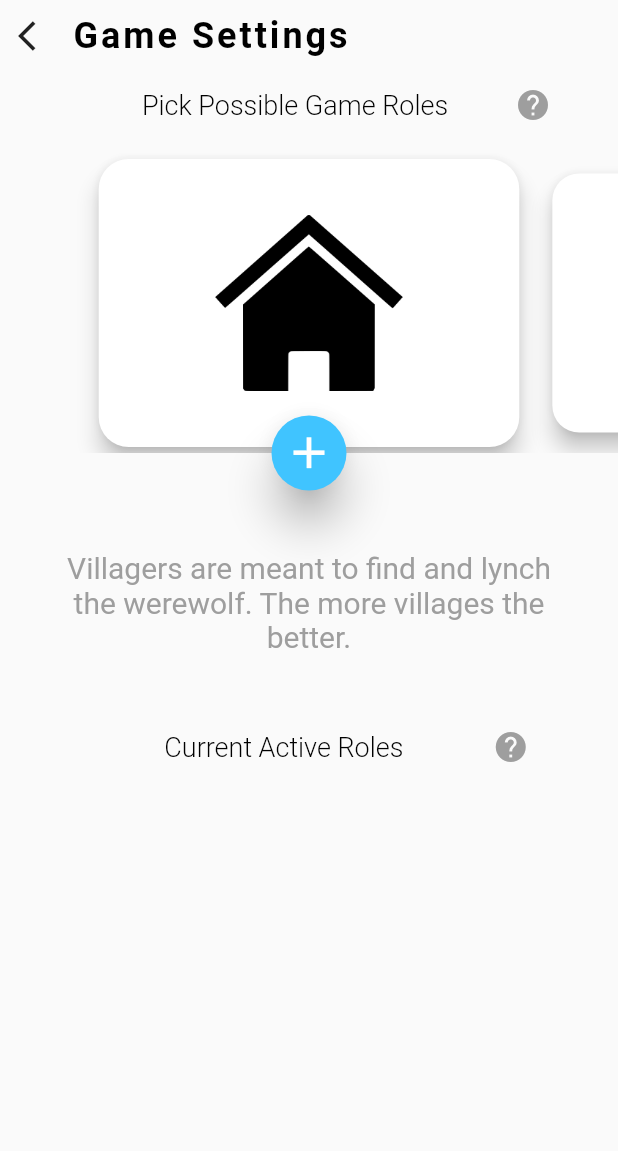
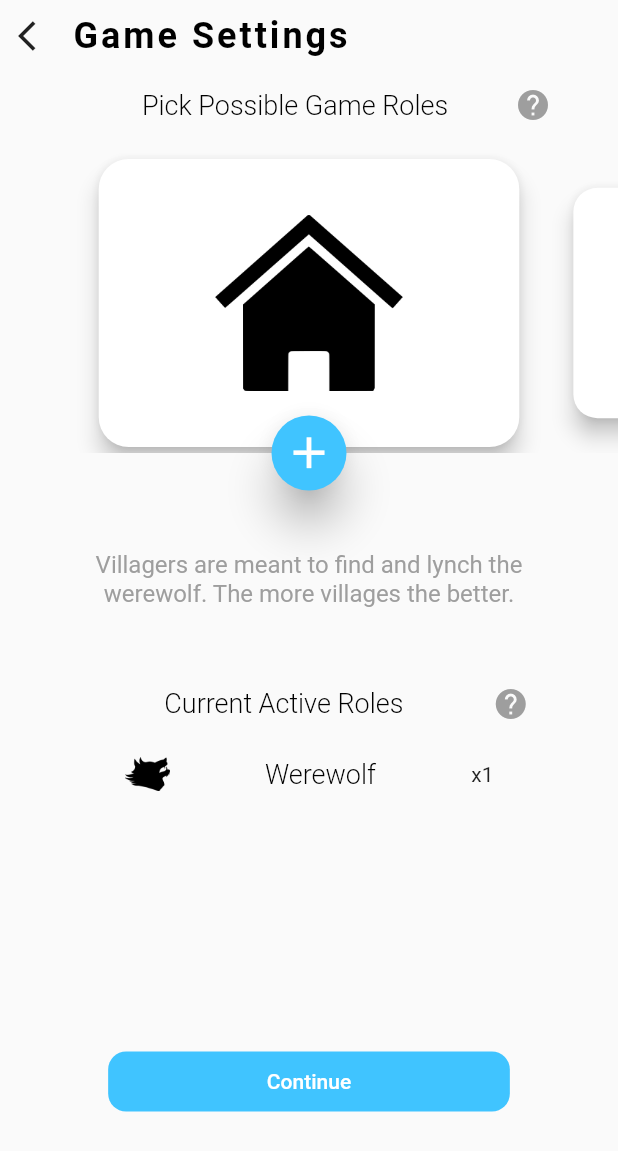
Before and after one commit to gsboktor/werewolf-app, a Flutter app: the screen it shows after launch, after a tap on "Create Game", on a phone screen of 412 x 824 dp. Shown: the top 1151 px of the screen. Run offline on Flutter 3.47's test engine with Material 2 defaults, Android fonts, the phone set to English and light mode, and no system bars.

Commit message:
creategame UI mostly done

```diff
--- a/lib/createGame.dart
+++ b/lib/createGame.dart
@@ -2,18 +2,13 @@ import 'dart:ui';
 
 import 'package:flutter/cupertino.dart';
 import 'package:flutter/material.dart';
+import 'package:werewolfapp/role.dart';
 
 const _headerStyle = TextStyle(
     color: Colors.black,
     fontSize: 24,
     fontWeight: FontWeight.w600,
     letterSpacing: 2.0);
-
-const _descripStyle = TextStyle(
-  color: Colors.grey,
-  fontSize: 20,
-  fontWeight: FontWeight.w400,
-);
 
 const _subHeaderStyle = TextStyle(
   color: Colors.black,
@@ -27,45 +22,52 @@ class CreateGame extends StatefulWidget {
 
 class _CreateGameState extends State<CreateGame> {
   int _index = 0;
-  int _descripIndex = 0;
   int _toAddIndex = 0;
 
-  List<AssetImage> imgs = [
+  static List<Role> _roles = [
+    Role(
+      "Villager",
       AssetImage('asset/villager.png'),
+      'Villagers are meant to find and lynch the werewolf. The more villages the better.',
+    ),
+    Role(
+      "Werewolf",
       AssetImage('asset/wolfpng.png'),
+      "The Werewolf's goal is to kill every villager during the night. The Werewolf (or werewolves) may choose one minion.",
+    ),
+    Role(
+      "Hunter",
       AssetImage('asset/hunter.png'),
+      'Hunters are allowed one shot every night to kill a player in the game.',
+    ),
+    Role(
+      "Mason",
       AssetImage('asset/mason.png'),
+      'Masons are villagers who are aware of the identity of the other mason(s) in the game.',
+    ),
+    Role(
+      "Seer",
       AssetImage('asset/seer.png'),
+      'Seers are allowed to see the role of one player in the group every night.',
+    ),
+    Role(
+      "Tanner",
       AssetImage('asset/tanner.png'),
+      'Tanners are village team suicide bombers whose only goal is to get themselves lynched. Death by Werewolf does not count.',
+    ),
   ];
 
-  List<Text> descrip = [
-    Text(
-      'Villagers are meant to find and lynch the werewolf. The more villages the better.',
-      style: _descripStyle,
-      textAlign: TextAlign.center,
-    ),
-    Text(
-      "The Werewolf's goal is to kill every villager during the night. The Werewolf (or werewolves) may choose one minion.",
-      style: _descripStyle,
-      textAlign: TextAlign.center,
-    ),
-    Text(
-        'Hunters are allowed one shot every night to kill a player in the game.',
-        style: _descripStyle,
-        textAlign: TextAlign.center),
-    Text(
-        'Masons are villagers who are aware of the identity of the other mason(s) in the game.',
-        style: _descripStyle,
-        textAlign: TextAlign.center),
-    Text(
-        'Seers are allowed to see the role of one player in the group every night.',
-        style: _descripStyle,
-        textAlign: TextAlign.center),
-    Text(
-        'Tanners are village team suicide bombers whose only goal is to get themselves lynched. Death by Werewolf does not count.',
-        style: _descripStyle,
-        textAlign: TextAlign.center)
+  Map<String, int> _listCounts = {
+    'Villager':0,
+    'Werewolf':1,
+    'Hunter':0,
+    'Mason':0,
+    'Seer':0,
+    'Tanner':0,
+  };
+
+  List<Role> _listRoles = [
+    _roles[1],
   ];
 
   Widget titleBar() {
@@ -97,17 +99,17 @@ class _CreateGameState extends State<CreateGame> {
             itemCount: 6,
             controller: PageController(viewportFraction: 0.7),
             onPageChanged: (int index) =>
-                setState(() =>
-                {_index = index, _descripIndex = index, _toAddIndex = index}),
+                setState(() => {_index = index, _toAddIndex = index}),
             itemBuilder: (_, i) {
               return Transform.scale(
-                scale: i == _index ? 1 : 0.9,
+                scale: i == _index ? 1 : 0.8,
                 child: Card(
                   elevation: 6,
                   shape: RoundedRectangleBorder(
                       borderRadius: BorderRadius.circular(20)),
                   child: Center(
-                      child: Image(width: 125, height: 125, image: imgs[i])),
+                    child: Image(width: 125, height: 125, image: _roles[i].img),
+                  ),
                 ),
               );
             },
@@ -116,14 +118,23 @@ class _CreateGameState extends State<CreateGame> {
       ),
       Container(
         margin: EdgeInsets.only(
-            top: 195, left: MediaQuery
-            .of(context)
-            .size
-            .width / 2 - 25),
+            top: 195, left: MediaQuery.of(context).size.width / 2 - 25),
         width: 50,
         height: 50,
         child: FloatingActionButton(
-          onPressed: () => {print('tap2')},
+          onPressed: () =>
+              setState(() => {
+                if(_listCounts[_roles[_toAddIndex].name] == 0){
+                  _listRoles.add(_roles[_toAddIndex])
+                },
+                _listCounts.update(_roles[_toAddIndex].name, (value) => value += 1),
+//
+//                if(_listRoles.containsKey(_roles[_toAddIndex])){
+//                  _listRoles.update(_roles[_toAddIndex], (value) => value + 1)
+//                }else{
+//                  _listRoles[_roles[_toAddIndex]] = 0
+//                }
+              }),
           elevation: 12.0,
           backgroundColor: Colors.lightBlueAccent,
           child: Icon(
@@ -138,8 +149,10 @@ class _CreateGameState extends State<CreateGame> {
 
   Widget roleDescrips() {
     return Container(
-      margin: EdgeInsets.all(40.0),
-      child: Center(child: descrip[_descripIndex]),
+      width: 300,
+      height: 70,
+      margin: EdgeInsets.fromLTRB(40, 40, 40, 10),
+      child: SingleChildScrollView(child: Center(child: _roles[_index].info)),
     );
   }
 
@@ -154,19 +167,16 @@ class _CreateGameState extends State<CreateGame> {
             style: _subHeaderStyle,
           ),
           GestureDetector(
-              onTap: () =>
-              {
+              onTap: () => {
                     showDialog(
                         context: context,
                         barrierDismissible: true,
-                    builder: (context) =>
-                        AlertDialog(
+                        builder: (context) => AlertDialog(
                               shape: RoundedRectangleBorder(
                                   borderRadius:
                                       BorderRadius.all(Radius.circular(12.0))),
                               title: Text(alertTitle),
-                          content: Text(
-                              alertBody),
+                              content: Text(alertBody),
                               actions: <Widget>[
                                 new FlatButton(
                                   child: new Text('Ok'),
@@ -177,14 +187,66 @@ class _CreateGameState extends State<CreateGame> {
                               ],
                             )),
                   },
-              child: Icon(Icons.help, color: Colors.grey,)),
+              child: Icon(
+                Icons.help,
+                color: Colors.grey,
+              )),
         ],
       ),
     );
   }
 
   Widget roleList() {
-    return Container();
+    return Center(
+        child: Container(
+          margin: EdgeInsets.only(top:10),
+      height: 200,
+      width: MediaQuery.of(context).size.width * .80,
+      child: MediaQuery.removePadding(
+        context: context,
+        removeTop: true,
+        child: ListView.separated(
+          scrollDirection: Axis.vertical,
+          shrinkWrap: true,
+          itemCount: _listRoles.length,
+          itemBuilder: (BuildContext context, int index) {
+            return Container(
+              padding: EdgeInsets.all(10.0),
+              child: Row(
+                mainAxisAlignment: MainAxisAlignment.spaceAround,
+                children: <Widget>[
+                  Image(image: _listRoles[index].img, width: 30, height: 30),
+                  Text(_listRoles[index].name, style: _subHeaderStyle),
+                  Text('x${_listCounts[_listRoles[index].name]}'),
+                ],
+              ),
+            );
+          },
+          separatorBuilder: (BuildContext context, int index) {
+            return Divider(thickness: 1.5, indent: 10.0, endIndent: 10.0,);
+          },
+        ),
+      ),
+    ));
+  }
+
+  Widget continueButton(){
+    return Container(
+      margin: EdgeInsets.only(top: 10),
+      width: MediaQuery.of(context).size.width * .65,
+      height: 40,
+      decoration: BoxDecoration(
+          color: Colors.lightBlueAccent,
+          borderRadius: BorderRadius.circular(12.0),
+//          boxShadow: [BoxShadow(blurRadius: 1.0, spreadRadius: 1.0, offset: Offset(0.0, 3.0), color: Colors.grey.withOpacity(0.5))]
+      ),
+      child: FlatButton(
+        child: Text('Continue', style: TextStyle(color: Colors.white),),
+        onPressed: () => {
+          print('Tap')
+        },
+      ),
+    );
   }
 
   Widget build(BuildContext context) {
@@ -194,11 +256,14 @@ class _CreateGameState extends State<CreateGame> {
         mainAxisAlignment: MainAxisAlignment.start,
         children: <Widget>[
           titleBar(),
-              roleDivider("Pick Possible Game Roles", 'Pick Role Help', 'Clicking a role card will add it to the list of possible roles when the game begins.'),
+          roleDivider("Pick Possible Game Roles", 'Pick Role Help',
+              'Clicking a role card will add it to the list of possible roles when the game begins.'),
           roleCards(),
           roleDescrips(),
-              roleDivider("Current Active Roles", "Current Roles Help", "This list displays all the viable roles once you start the game. You must have enough players to satisfy these roles."),
+          roleDivider("Current Active Roles", "Current Roles Help",
+              "This list displays all the viable roles once you start the game. You must have enough players to satisfy these roles."),
           roleList(),
+          continueButton(),
         ],
       ),
     ));
--- a/lib/main.dart
+++ b/lib/main.dart
@@ -77,7 +77,7 @@ Widget buttons(double width, BuildContext context){
 
 Widget createGame(double width, BuildContext context){
   return Container(
-    margin: EdgeInsets.only(top: 200),
+    margin: EdgeInsets.only(top: MediaQuery.of(context).size.height * .25),
     width: width * .65,
     height: 40,
     decoration: BoxDecoration(
--- /dev/null
+++ b/lib/role.dart
@@ -0,0 +1,18 @@
+import 'package:flutter/material.dart';
+
+const _descripStyle = TextStyle(
+  color: Colors.grey,
+  fontSize: 16,
+  fontWeight: FontWeight.w400,
+);
+
+class Role {
+  String _descrip;
+  Text info;
+  String name;
+  AssetImage img;
+
+  Role(this.name, this.img, this._descrip){
+    info = Text(_descrip, style: _descripStyle, textAlign: TextAlign.center);
+  }
+}
```
Lines whose indentation alone changed are shown as unchanged.
